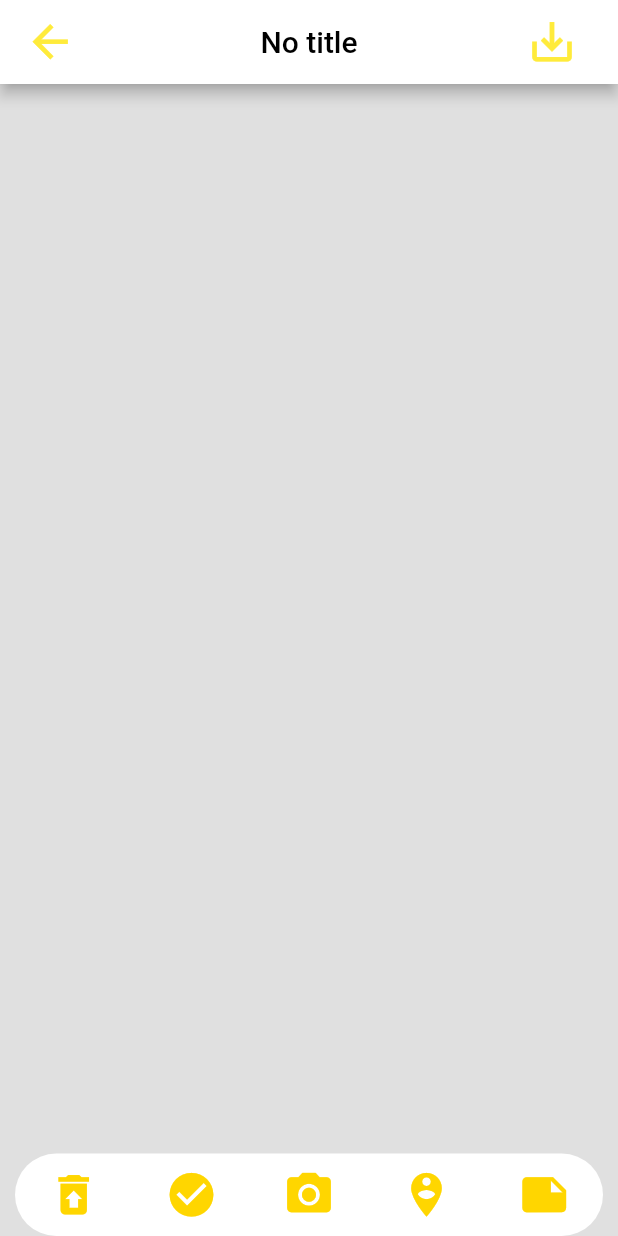
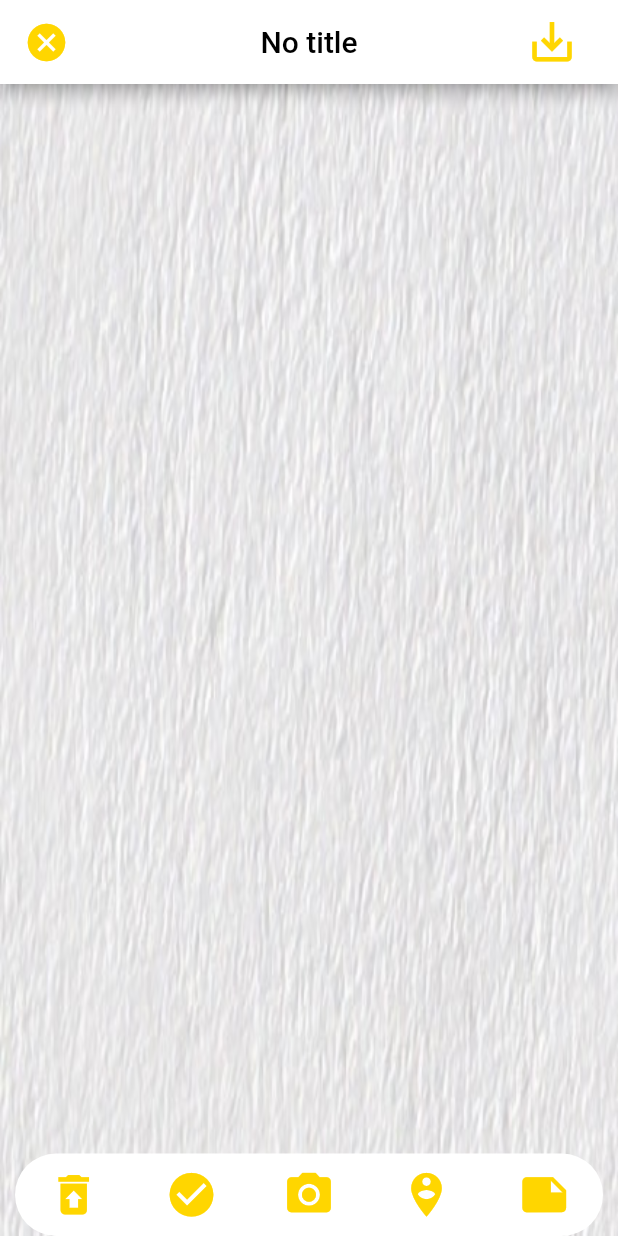
Before and after one commit to chuhuy/noteapp, a Flutter app: the screen it shows after launch, after a tap on the "add" icon, on a phone screen of 412 x 824 dp. Run offline on Flutter 3.47's test engine with Material 2 defaults, Android fonts, the phone set to English and light mode, and no system bars; our stand-ins replace shared_preferences; missing offline and left inert: quick_actions.

Commit message:
Create note

```diff
--- a/lib/controller/NoteController.dart
+++ b/lib/controller/NoteController.dart
@@ -1,3 +1,4 @@
+import 'package:flutter/material.dart';
 import 'package:noteapp/model/Note.dart';
 import 'package:shared_preferences/shared_preferences.dart';
 import 'dart:convert';
@@ -8,23 +9,42 @@ class NoteController{
 
   static Future<void> saveNoteToLocalStorage(Note note) async {
     final SharedPreferences pref = await _pref;
-    final numberOfNote = getNumberOfNotes();
+    final numberOfNote = await getNumberOfNotes();
     pref.setString((numberOfNote).toString(), json.encode(note));
     pref.setInt("numberOfNote", (pref.getInt("numberOfNote") ?? 0) + 1);
     print(json.encode(note));
-    print(pref.getInt("numberOfNote"));
+    print(numberOfNote.toString());
 
   }
 
   static Future<Note> loadNoteFromStorageWithID(int noteID) async {
     final SharedPreferences pref = await _pref;
-    final Note note = json.decode(pref.getString(noteID.toString()));
+    String jsonNote = pref.getString("Instance of 'Future<int>'");
+    print(jsonNote);
+    Note note = new Note(content: "", timeCreated: "", title: "");
+    if(jsonNote != null) note = Note.fromJson(json.decode(jsonNote));
     return note;
   }
 
-//  static Future<List<Note>> loadNotesFromStorage() async {
-//
-//  }
+  static Future<List<Note>> loadNotesFromStorage() async {
+    final SharedPreferences pref = await _pref;
+    List<Note> notes = [];
+    int numberOfNote = pref.getInt("numberOfNote") ?? 0;
+    for(int index = 0; index < numberOfNote; index++){
+      //try{
+        Note tempNote = await loadNoteFromStorageWithID(index);
+        print(tempNote.content);
+        notes.add(tempNote);
+      //}
+      //catch(err){
+      //  print(err);
+      //  break;
+      //}
+    }
+    return notes;
+  }
+
+
 
   static Future<int> getNumberOfNotes() async {
     final SharedPreferences pref = await _pref;
--- a/lib/main.dart
+++ b/lib/main.dart
@@ -1,8 +1,9 @@
 import 'package:flutter/material.dart';
 import 'package:noteapp/view/HomeScreen.dart';
-import 'package:noteapp/view/NoteScreen.dart';
+void main(){
 
-void main() => runApp(MyApp());
+  runApp(MyApp());
+}
 
 class MyApp extends StatelessWidget {
   @override
@@ -12,7 +13,7 @@ class MyApp extends StatelessWidget {
       title: 'Flutter Demo',
       theme: ThemeData(
 
-        primarySwatch: Colors.blue,
+        primarySwatch: Colors.yellow,
       ),
       home: HomeScreen(),
     );
--- a/lib/view/HomeScreen.dart
+++ b/lib/view/HomeScreen.dart
@@ -1,8 +1,10 @@
+import 'dart:io';
 import 'package:flutter/material.dart';
-import 'package:noteapp/Test.dart';
+import 'package:noteapp/controller/NoteController.dart';
 import 'package:noteapp/model/Note.dart';
 import 'package:noteapp/view/NoteScreen.dart';
 import 'package:noteapp/view/widget/NoteItem.dart';
+import 'package:quick_actions/quick_actions.dart';
 
 class HomeScreen extends StatefulWidget {
   @override
@@ -11,17 +13,71 @@ class HomeScreen extends StatefulWidget {
 
 class _HomeScreenState extends State<HomeScreen> {
 
-  Test test = new Test();
+  String shortcut = "no action set";
+
+  @override
+  void initState() {
+    super.initState();
+
+    final QuickActions quickActions = QuickActions();
+    quickActions.initialize((String shortcutType) {
+    if(shortcutType == 'add_note'){
+      print("Ok");
+      showDialog(
+        context: context,
+        builder: (BuildContext context){
+            return AlertDialog(
+              title: Text("Alert Dialog"),
+              content: Text("Dialog Content"),
+            );
+        }
+      );
+    }
+    });
+
+    quickActions.setShortcutItems(<ShortcutItem>[
+      // NOTE: This first action icon will only work on iOS.
+      // In a real world project keep the same file name for both platforms.
+      const ShortcutItem(
+        type: 'add_note',
+        localizedTitle: 'Tạo ghi chú',
+        icon: 'ic_launcher',
+      ),
+      // NOTE: This second action icon will only work on Android.
+      // In a real world project keep the same file name for both platforms.
+      const ShortcutItem(
+          type: 'note_list',
+          localizedTitle: 'Danh sách ghi chú',
+          icon: 'AppIcon'
+      ),
+
+    ]);
+
+  }
+
+
+  List<Widget> _noteItems = [];
+
+  _HomeScreenState(){
+    _loadNoteList().then((val) => setState(() {
+          _noteItems = val;
+        }));
+  }
 
   @override
   Widget build(BuildContext context) {
     double scrHeight = MediaQuery.of(context).size.height;
     double scrWidth = MediaQuery.of(context).size.width;
-    List<Note> notes = test.createTestListNote();
 
     return Scaffold(
+      backgroundColor: Colors.grey[300],
       appBar: AppBar(
-        title: Text("Note App"),
+        backgroundColor: Colors.yellowAccent[700],
+        title: Text("Note App",
+          style: TextStyle(
+            color: Colors.white
+          ),
+        ),
         centerTitle: true,
         leading: FlatButton(
           child: Icon(Icons.account_circle,
@@ -44,26 +100,48 @@ class _HomeScreenState extends State<HomeScreen> {
           )
         ],
       ),
-      body: Container(
+      body: _noteItems.isEmpty ?
+      Center(
+        child: Text("Ấn dấu + để tạo ghi chú mới",
+          style: TextStyle(
+            fontSize: 20,
+            color: Colors.black54
+          ),
+        ),
+      )
+      : Container(
         padding: EdgeInsets.only(
           top: scrHeight * .02
         ),
         child: SafeArea(
           child: ListView(
-            children: <Widget>[
-              NoteItem(content: "asfjkag", created: DateTime.now(), title: "My Note",),
-              NoteItem(content: "asfjkag", created: DateTime.now(), title: "My Second Note",),
-
-            ],
+            children: _noteItems
           ),
         )
       ),
       floatingActionButton: FloatingActionButton(
-        child: Icon(Icons.add),
+        backgroundColor: Colors.yellowAccent[700],
+        child: Icon(Icons.add,
+          color: Colors.white,
+        ),
         onPressed: (){
           Navigator.push(context, MaterialPageRoute(builder: (context)=> NoteScreen(title: "No title", content: "",)));
         },
       ),
     );
   }
+
+  Future<List<Widget>> _loadNoteList() async {
+    List<Widget> widgets = [];
+    List<Note> notes = await NoteController.loadNotesFromStorage();
+
+    for(var note in notes){
+      widgets.add(
+        NoteItem(content: note.content, created: note.timeCreated, title: note.title,)
+      );
+    }
+
+
+    return widgets;
+  }
 }
--- a/lib/view/NoteScreen.dart
+++ b/lib/view/NoteScreen.dart
@@ -2,6 +2,7 @@
 import 'package:flutter/material.dart';
 import 'package:noteapp/controller/NoteController.dart';
 import 'package:noteapp/model/Note.dart';
+import 'package:noteapp/view/widget/NoteItem.dart';
 
 class NoteScreen extends StatefulWidget {
   String title = "No title";
@@ -28,6 +29,7 @@ class _NoteScreenState extends State<NoteScreen> {
   Widget build(BuildContext context) {
     double scrWidth = MediaQuery.of(context).size.width;
     return Scaffold(
+
       appBar: AppBar(
         title: Text(widget.title,
           style: TextStyle(
@@ -40,10 +42,11 @@ class _NoteScreenState extends State<NoteScreen> {
           onPressed: (){
             Navigator.pop(context);
           },
-          child: Icon (Icons.arrow_back,
-          size: 35,
-          color:Colors.yellow)
-          ),
+          child: Icon(Icons.cancel,
+            color: Colors.yellowAccent[700],
+            size: 30,
+          )
+        ),
           actions: <Widget>[
             FlatButton(
               //Save note to local storage
@@ -53,7 +56,7 @@ class _NoteScreenState extends State<NoteScreen> {
                 NoteController.saveNoteToLocalStorage(note);
               },
               child: Icon(Icons.save_alt,
-              color: Colors.yellow,
+              color: Colors.yellowAccent[700],
               size:35) )
           ],
       ),
@@ -62,10 +65,15 @@ class _NoteScreenState extends State<NoteScreen> {
           ConstrainedBox(
             constraints: BoxConstraints.expand(),
             child: Container(
+              decoration: BoxDecoration(
+                image: DecorationImage(image: AssetImage("lib/asset/paper.jpg"),
+                  fit: BoxFit.fill
+                )
+              ),
               padding: EdgeInsets.symmetric(
-                horizontal: 15
+                vertical: 15,
+                horizontal: 20
               ),
-              color: Colors.grey[300],
               width: scrWidth,
               child: TextField(
                 controller: contentController,
@@ -73,11 +81,12 @@ class _NoteScreenState extends State<NoteScreen> {
                   border: InputBorder.none
                 ),
                 style: TextStyle(
-                  fontSize:30 ,
-                  color: Colors.black
+                  fontSize: 25,
+                  color: Colors.grey[800]
                 ),
                 keyboardType: TextInputType.multiline,
                 maxLines: null,
+                cursorColor: Colors.yellowAccent[700],
               ),
             ),
           ),
--- a/lib/view/widget/NoteItem.dart
+++ b/lib/view/widget/NoteItem.dart
@@ -5,7 +5,7 @@ import 'package:noteapp/view/NoteScreen.dart';
 class NoteItem extends StatelessWidget {
   String title = "No title";
   String content = "";
-  DateTime created;
+  String created;
 
   NoteItem({this.title, @required this.content, @required this.created});
 
```
Also changed, not shown: pubspec.yaml (+3 -40 lines), lib/asset/paper.jpg (added), pubspec.lock, 1 other file.
